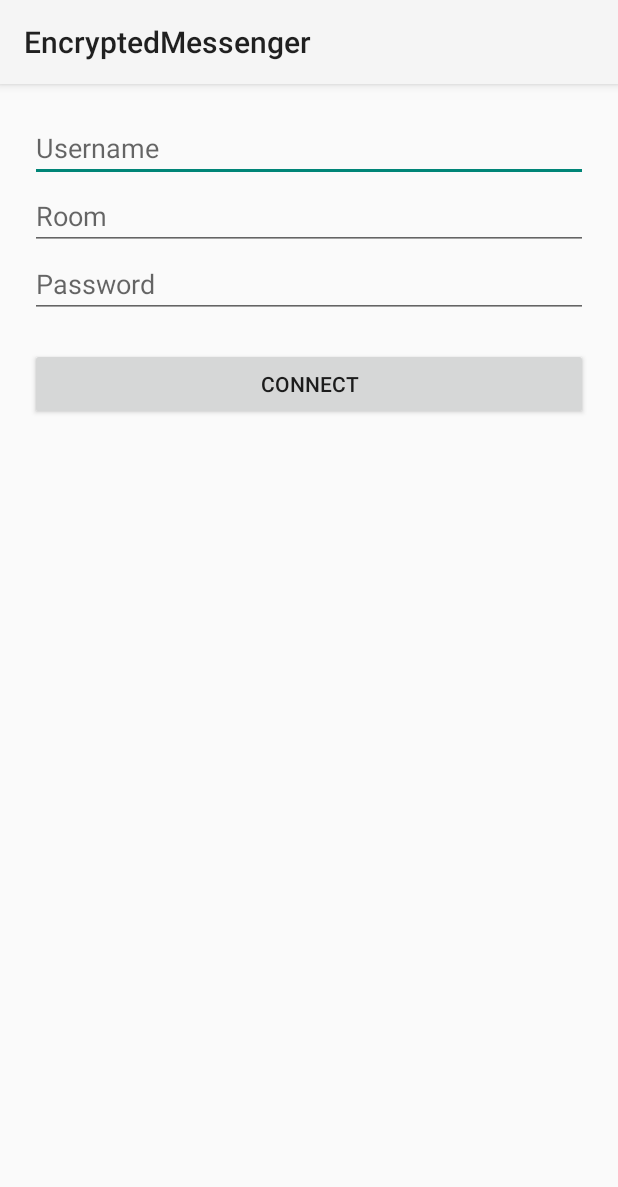
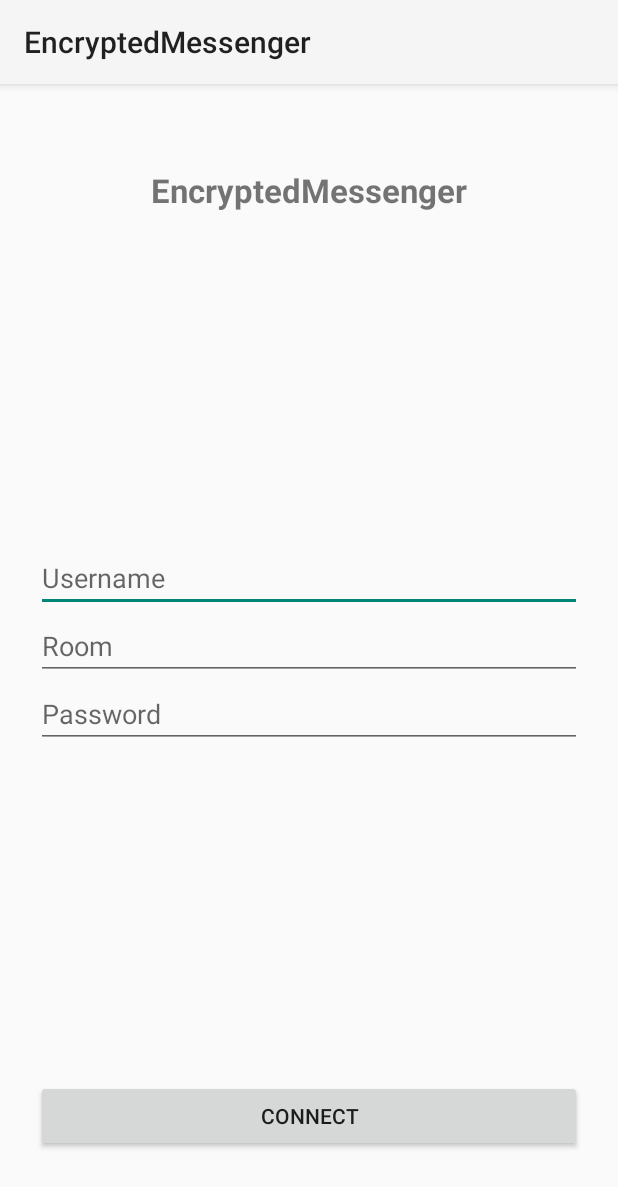
Before and after one commit to billonium4535/EncryptedMessenger, an Android app: the screen it shows after launch (LoginActivity), on a phone screen of 412 x 824 dp. Shown: the top 1187 px of the screen. Run offline under Robolectric (Android 15) with nearby library versions, the light colour scheme and no system bars.

Commit message:
Modified layouts

```diff
--- a/Android/app/src/main/res/layout/activity_login.xml
+++ b/Android/app/src/main/res/layout/activity_login.xml
@@ -1,9 +1,37 @@
 <?xml version="1.0" encoding="utf-8"?>
-<LinearLayout xmlns:android="http://schemas.android.com/apk/res/android"
+<androidx.constraintlayout.widget.ConstraintLayout
+    xmlns:android="http://schemas.android.com/apk/res/android"
+    xmlns:app="http://schemas.android.com/apk/res-auto"
     android:layout_width="match_parent"
     android:layout_height="match_parent"
+    android:padding="24dp">
+
+    <!-- Top text -->
+    <TextView
+        android:id="@+id/titleText"
+        android:layout_width="wrap_content"
+        android:layout_height="wrap_content"
+        android:text="@string/app_name"
+        android:textSize="22sp"
+        android:textStyle="bold"
+        app:layout_constraintTop_toTopOf="parent"
+        app:layout_constraintStart_toStartOf="parent"
+        app:layout_constraintEnd_toEndOf="parent"
+        android:layout_marginTop="32dp"/>
+
+    <!-- Middle input container -->
+    <LinearLayout
+        android:id="@+id/inputContainer"
+        android:layout_width="0dp"
+        android:layout_height="wrap_content"
         android:orientation="vertical"
-    android:padding="20dp">
+        android:gravity="center"
+        android:layout_marginTop="24dp"
+        android:layout_marginBottom="24dp"
+        app:layout_constraintTop_toBottomOf="@id/titleText"
+        app:layout_constraintBottom_toTopOf="@id/connectButton"
+        app:layout_constraintStart_toStartOf="parent"
+        app:layout_constraintEnd_toEndOf="parent">
 
         <EditText
             android:id="@+id/usernameInput"
@@ -31,11 +59,16 @@
             android:hint="@string/hint_password"
             android:inputType="textPassword"
             android:importantForAutofill="yes" />
+    </LinearLayout>
 
+    <!-- Bottom button -->
     <Button
         android:id="@+id/connectButton"
         android:layout_width="match_parent"
         android:layout_height="wrap_content"
         android:text="@string/connect_button"
-        android:layout_marginTop="20dp"/>
-</LinearLayout>
+        android:layout_marginBottom="32dp"
+        app:layout_constraintBottom_toBottomOf="parent"
+        app:layout_constraintStart_toStartOf="parent"
+        app:layout_constraintEnd_toEndOf="parent"/>
+</androidx.constraintlayout.widget.ConstraintLayout>
```
Also changed, not shown: Android/app/src/main/res/layout/activity_main.xml (+57 -2 lines). Lines whose indentation alone changed are shown as unchanged.
